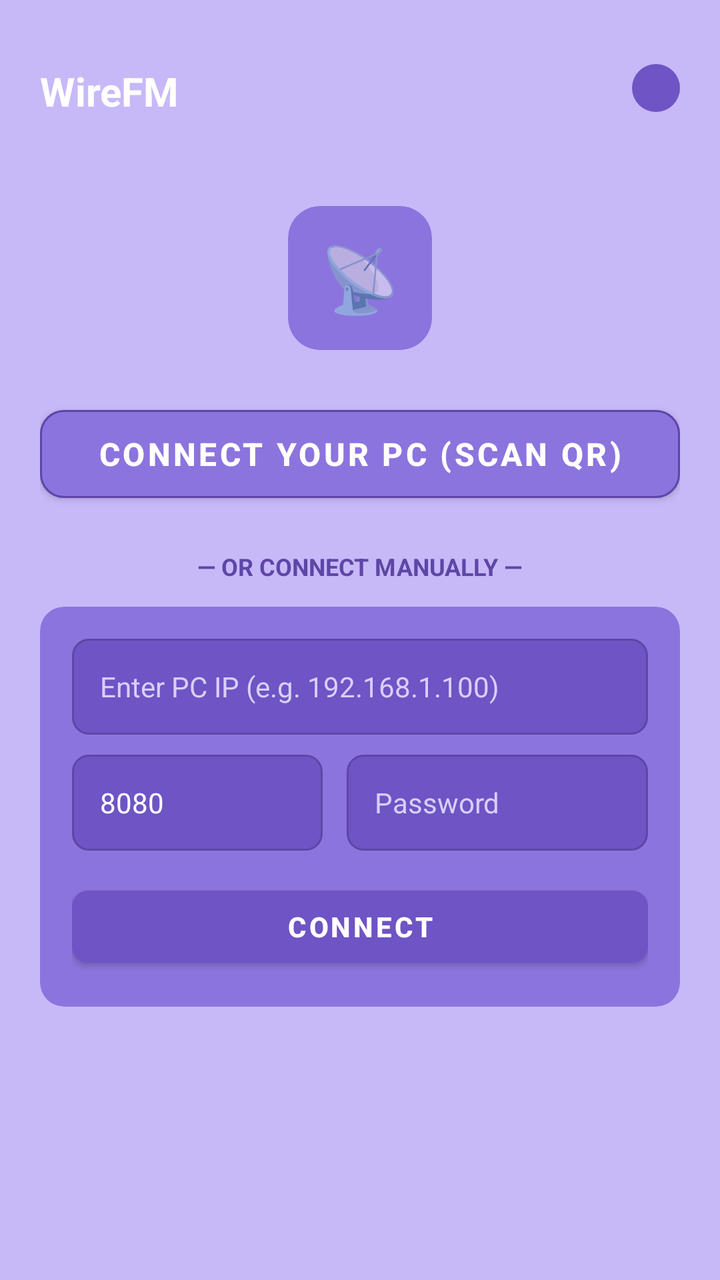
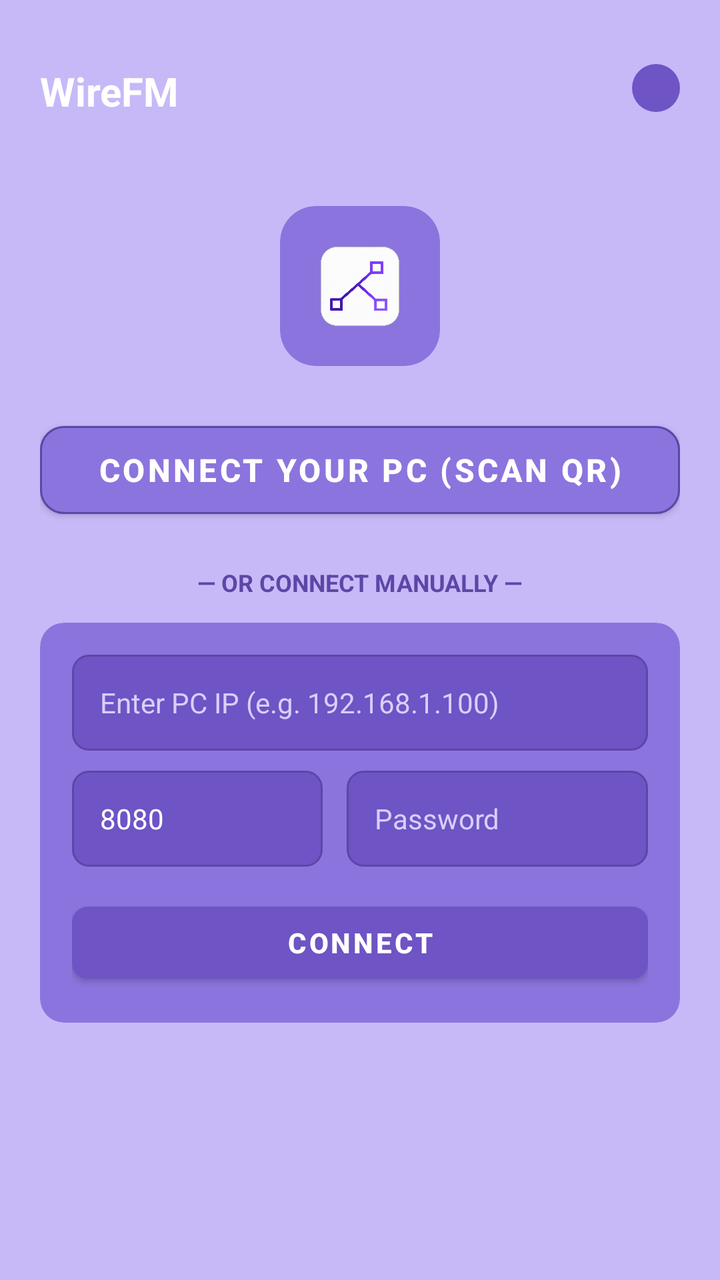

Before-and-after screenshots of an Android layout around one commit, followed by the original layout XML and the change that was made.
<!-- AndroidManifest.xml: fallback theme Theme.MaterialComponents.DayNight.NoActionBar -->
<!-- res/layout/activity_connect.xml -->
<?xml version="1.0" encoding="utf-8"?>
<ScrollView xmlns:android="http://schemas.android.com/apk/res/android"
    xmlns:app="http://schemas.android.com/apk/res-auto"
    android:layout_width="match_parent"
    android:layout_height="match_parent"
    android:background="@color/purple_bg"
    android:fillViewport="true">

    <LinearLayout
        android:layout_width="match_parent"
        android:layout_height="wrap_content"
        android:orientation="vertical"
        android:padding="20dp">

        
        <RelativeLayout
            android:layout_width="match_parent"
            android:layout_height="wrap_content"
            android:paddingVertical="12dp">

            <TextView
                android:layout_width="wrap_content"
                android:layout_height="wrap_content"
                android:text="WireFM"
                android:textSize="20sp"
                android:textStyle="bold"
                android:textColor="@color/text_primary" />

            <View
                android:layout_width="24dp"
                android:layout_height="24dp"
                android:layout_alignParentEnd="true"
                android:background="@drawable/shape_circle" />
        </RelativeLayout>

        <Space
            android:layout_width="match_parent"
            android:layout_height="32dp" />

        
        <androidx.cardview.widget.CardView
            android:layout_width="72dp"
            android:layout_height="72dp"
            android:layout_gravity="center_horizontal"
            app:cardCornerRadius="16dp"
            app:cardBackgroundColor="@color/card_bg"
            app:cardElevation="0dp">

            <TextView
                android:layout_width="wrap_content"
                android:layout_height="wrap_content"
                android:layout_gravity="center"
                android:text="📡"
                android:textSize="32sp" />
        </androidx.cardview.widget.CardView>

        <Space
            android:layout_width="match_parent"
            android:layout_height="24dp" />

        
        <com.google.android.material.button.MaterialButton
            android:id="@+id/btnScanQr"
            android:layout_width="match_parent"
            android:layout_height="56dp"
            android:text="Connect Your Pc (Scan QR)"
            android:textColor="@color/text_primary"
            android:textSize="16sp"
            android:textStyle="bold"
            app:backgroundTint="@color/card_bg"
            app:cornerRadius="12dp"
            app:strokeColor="@color/card_stroke"
            app:strokeWidth="1dp" />

        <TextView
            android:layout_width="wrap_content"
            android:layout_height="wrap_content"
            android:layout_gravity="center_horizontal"
            android:layout_marginTop="20dp"
            android:layout_marginBottom="12dp"
            android:text="— OR CONNECT MANUALLY —"
            android:textColor="#5E46A7"
            android:textSize="12sp"
            android:textStyle="bold" />

        
        <androidx.cardview.widget.CardView
            android:layout_width="match_parent"
            android:layout_height="wrap_content"
            app:cardCornerRadius="12dp"
            app:cardBackgroundColor="@color/card_bg"
            app:cardElevation="0dp">

            <LinearLayout
                android:layout_width="match_parent"
                android:layout_height="wrap_content"
                android:orientation="vertical"
                android:padding="16dp">

                <EditText
                    android:id="@+id/etIp"
                    android:layout_width="match_parent"
                    android:layout_height="48dp"
                    android:background="@drawable/shape_input"
                    android:hint="Enter PC IP (e.g. 192.168.1.100)"
                    android:textColor="@color/text_primary"
                    android:textColorHint="#D8CFFC"
                    android:textSize="14sp"
                    android:paddingHorizontal="14dp"
                    android:inputType="textUri" />

                <LinearLayout
                    android:layout_width="match_parent"
                    android:layout_height="wrap_content"
                    android:orientation="horizontal"
                    android:layout_marginTop="10dp">

                    <EditText
                        android:id="@+id/etPort"
                        android:layout_width="0dp"
                        android:layout_height="48dp"
                        android:layout_weight="1"
                        android:layout_marginEnd="6dp"
                        android:background="@drawable/shape_input"
                        android:hint="Port (8080)"
                        android:text="8080"
                        android:textColor="@color/text_primary"
                        android:textColorHint="#D8CFFC"
                        android:textSize="14sp"
                        android:paddingHorizontal="14dp"
                        android:inputType="number" />

                    <EditText
                        android:id="@+id/etPassword"
                        android:layout_width="0dp"
                        android:layout_height="48dp"
                        android:layout_weight="1.2"
                        android:layout_marginStart="6dp"
                        android:background="@drawable/shape_input"
                        android:hint="Password"
                        android:textColor="@color/text_primary"
                        android:textColorHint="#D8CFFC"
                        android:textSize="14sp"
                        android:paddingHorizontal="14dp"
                        android:inputType="textPassword" />
                </LinearLayout>

                <com.google.android.material.button.MaterialButton
                    android:id="@+id/btnConnect"
                    android:layout_width="match_parent"
                    android:layout_height="48dp"
                    android:layout_marginTop="14dp"
                    android:text="Connect"
                    android:textColor="@color/text_primary"
                    android:textStyle="bold"
                    app:backgroundTint="@color/purple_dark"
                    app:cornerRadius="8dp" />
            </LinearLayout>
        </androidx.cardview.widget.CardView>

        <ProgressBar
            android:id="@+id/progressBar"
            android:layout_width="wrap_content"
            android:layout_height="wrap_content"
            android:layout_gravity="center_horizontal"
            android:layout_marginTop="20dp"
            android:visibility="gone" />

        <TextView
            android:id="@+id/tvStatus"
            android:layout_width="wrap_content"
            android:layout_height="wrap_content"
            android:layout_gravity="center_horizontal"
            android:layout_marginTop="8dp"
            android:textColor="@color/text_primary"
            android:textSize="13sp" />

        
        <androidx.cardview.widget.CardView
            android:id="@+id/cardSuccess"
            android:layout_width="match_parent"
            android:layout_height="wrap_content"
            android:layout_marginTop="16dp"
            android:visibility="gone"
            app:cardCornerRadius="16dp"
            app:cardBackgroundColor="@color/card_bg">

            <LinearLayout
                android:layout_width="match_parent"
                android:layout_height="wrap_content"
                android:gravity="center"
                android:orientation="vertical"
                android:padding="24dp">

                <TextView
                    android:layout_width="wrap_content"
                    android:layout_height="wrap_content"
                    android:text="☀️"
                    android:textSize="48sp" />

                <TextView
                    android:layout_width="wrap_content"
                    android:layout_height="wrap_content"
                    android:layout_marginTop="12dp"
                    android:text="Good! Connected"
                    android:textColor="@color/text_primary"
                    android:textSize="16sp"
                    android:textStyle="bold" />

                <TextView
                    android:id="@+id/tvConnectedInfo"
                    android:layout_width="wrap_content"
                    android:layout_height="wrap_content"
                    android:layout_marginTop="4dp"
                    android:text="jasmin@arch ~ $"
                    android:textColor="#E4DCFF"
                    android:textSize="13sp" />
            </LinearLayout>
        </androidx.cardview.widget.CardView>

    </LinearLayout>
</ScrollView>
<!-- resources referenced by this layout -->
<resources>
  <color name="card_bg">#8C74DE</color>
  <color name="card_stroke">#5E46A7</color>
  <color name="purple_bg">#C7B9F8</color>
  <color name="purple_dark">#6E54C4</color>
  <color name="text_primary">#FFFFFF</color>
  <!-- drawable shape_circle (drawable) -->
  <?xml version="1.0" encoding="utf-8"?>
  <shape xmlns:android="http://schemas.android.com/apk/res/android"
      android:shape="oval">
      <solid android:color="@color/purple_dark" />
  </shape>
  <!-- drawable shape_input (drawable) -->
  <?xml version="1.0" encoding="utf-8"?>
  <shape xmlns:android="http://schemas.android.com/apk/res/android">
      <solid android:color="@color/purple_dark" />
      <corners android:radius="8dp" />
      <stroke android:width="1dp" android:color="@color/card_stroke" />
  </shape>
</resources>

<!-- the commit's change to res/layout/activity_connect.xml (unified diff, before → after) -->
@@ -39,19 +39,20 @@
 
         
         <androidx.cardview.widget.CardView
-            android:layout_width="72dp"
-            android:layout_height="72dp"
-            android:layout_gravity="center_horizontal"
-            app:cardCornerRadius="16dp"
+            android:layout_width="80dp"
+            android:layout_height="80dp"
+            android:layout_gravity="center_horizontal"
+            app:cardCornerRadius="18dp"
             app:cardBackgroundColor="@color/card_bg"
             app:cardElevation="0dp">
 
-            <TextView
-                android:layout_width="wrap_content"
-                android:layout_height="wrap_content"
+            <ImageView
+                android:layout_width="60dp"
+                android:layout_height="60dp"
                 android:layout_gravity="center"
-                android:text="📡"
-                android:textSize="32sp" />
+                android:src="@drawable/app_logo"
+                android:contentDescription="WireFM Logo"
+                android:adjustViewBounds="true" />
         </androidx.cardview.widget.CardView>
 
         <Space
<!-- resource entries referenced after the edit -->
@@ -5,6 +5,7 @@
   <color name="purple_bg">#C7B9F8</color>
   <color name="purple_dark">#6E54C4</color>
   <color name="text_primary">#FFFFFF</color>
+  <!-- drawable app_logo: png bitmap (drawable, 837674 bytes) -->
   <!-- drawable shape_circle (drawable) -->
   <?xml version="1.0" encoding="utf-8"?>
   <shape xmlns:android="http://schemas.android.com/apk/res/android"
